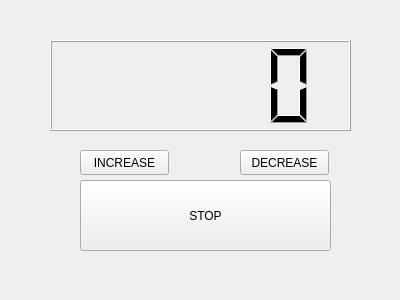
First picture: the form in Practica1 sin QT/counterDlg.ui, repository AbelGB08/RoboticaGit, before the edit.
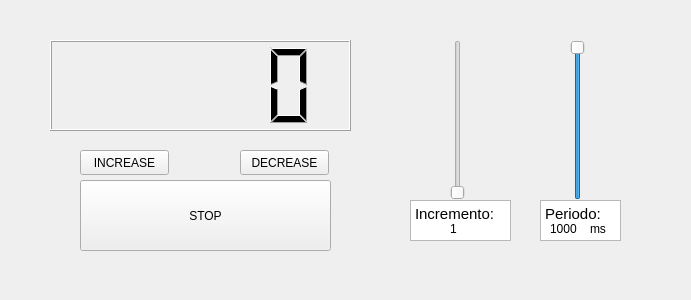
Second picture: the form after the edit.

What changed in the file:
```diff
--- a/Practica1 sin QT/counterDlg.ui
+++ b/Practica1 sin QT/counterDlg.ui
@@ -6,7 +6,7 @@
    <rect>
     <x>0</x>
     <y>0</y>
-    <width>400</width>
+    <width>691</width>
     <height>300</height>
    </rect>
   </property>
@@ -62,6 +62,120 @@
     <string>DECREASE</string>
    </property>
   </widget>
+  <widget class="QSlider" name="verticalSlider">
+   <property name="geometry">
+    <rect>
+     <x>450</x>
+     <y>40</y>
+     <width>16</width>
+     <height>160</height>
+    </rect>
+   </property>
+   <property name="minimum">
+    <number>1</number>
+   </property>
+   <property name="maximum">
+    <number>5</number>
+   </property>
+   <property name="orientation">
+    <enum>Qt::Vertical</enum>
+   </property>
+  </widget>
+  <widget class="QSlider" name="verticalSlider_2">
+   <property name="geometry">
+    <rect>
+     <x>570</x>
+     <y>40</y>
+     <width>16</width>
+     <height>160</height>
+    </rect>
+   </property>
+   <property name="minimum">
+    <number>1</number>
+   </property>
+   <property name="maximum">
+    <number>1000</number>
+   </property>
+   <property name="sliderPosition">
+    <number>1000</number>
+   </property>
+   <property name="orientation">
+    <enum>Qt::Vertical</enum>
+   </property>
+  </widget>
+  <widget class="QTextEdit" name="textEdit">
+   <property name="geometry">
+    <rect>
+     <x>410</x>
+     <y>200</y>
+     <width>101</width>
+     <height>41</height>
+    </rect>
+   </property>
+   <property name="html">
+    <string>&lt;!DOCTYPE HTML PUBLIC &quot;-//W3C//DTD HTML 4.0//EN&quot; &quot;http://www.w3.org/TR/REC-html40/strict.dtd&quot;&gt;
+&lt;html&gt;&lt;head&gt;&lt;meta name=&quot;qrichtext&quot; content=&quot;1&quot; /&gt;&lt;style type=&quot;text/css&quot;&gt;
+p, li { white-space: pre-wrap; }
+&lt;/style&gt;&lt;/head&gt;&lt;body style=&quot; font-family:'Ubuntu'; font-size:11pt; font-weight:400; font-style:normal;&quot;&gt;
+&lt;p style=&quot; margin-top:0px; margin-bottom:0px; margin-left:0px; margin-right:0px; -qt-block-indent:0; text-indent:0px;&quot;&gt;Incremento:&lt;/p&gt;&lt;/body&gt;&lt;/html&gt;</string>
+   </property>
+  </widget>
+  <widget class="QTextEdit" name="textEdit_2">
+   <property name="geometry">
+    <rect>
+     <x>540</x>
+     <y>200</y>
+     <width>81</width>
+     <height>41</height>
+    </rect>
+   </property>
+   <property name="html">
+    <string>&lt;!DOCTYPE HTML PUBLIC &quot;-//W3C//DTD HTML 4.0//EN&quot; &quot;http://www.w3.org/TR/REC-html40/strict.dtd&quot;&gt;
+&lt;html&gt;&lt;head&gt;&lt;meta name=&quot;qrichtext&quot; content=&quot;1&quot; /&gt;&lt;style type=&quot;text/css&quot;&gt;
+p, li { white-space: pre-wrap; }
+&lt;/style&gt;&lt;/head&gt;&lt;body style=&quot; font-family:'Ubuntu'; font-size:11pt; font-weight:400; font-style:normal;&quot;&gt;
+&lt;p style=&quot; margin-top:0px; margin-bottom:0px; margin-left:0px; margin-right:0px; -qt-block-indent:0; text-indent:0px;&quot;&gt;Periodo:&lt;/p&gt;&lt;/body&gt;&lt;/html&gt;</string>
+   </property>
+  </widget>
+  <widget class="QLabel" name="label">
+   <property name="geometry">
+    <rect>
+     <x>450</x>
+     <y>220</y>
+     <width>16</width>
+     <height>17</height>
+    </rect>
+   </property>
+   <property name="text">
+    <string>1</string>
+   </property>
+  </widget>
+  <widget class="QLabel" name="label_2">
+   <property name="geometry">
+    <rect>
+     <x>550</x>
+     <y>220</y>
+     <width>51</width>
+     <height>17</height>
+    </rect>
+   </property>
+   <property name="text">
+    <string>1000</string>
+   </property>
+  </widget>
+  <widget class="QLabel" name="label_3">
+   <property name="geometry">
+    <rect>
+     <x>590</x>
+     <y>220</y>
+     <width>21</width>
+     <height>17</height>
+    </rect>
+   </property>
+   <property name="text">
+    <string>ms</string>
+   </property>
+  </widget>
  </widget>
  <resources/>
  <connections/>
```
Left out of the diff: 35 changed lines with no effect on the pictures.
